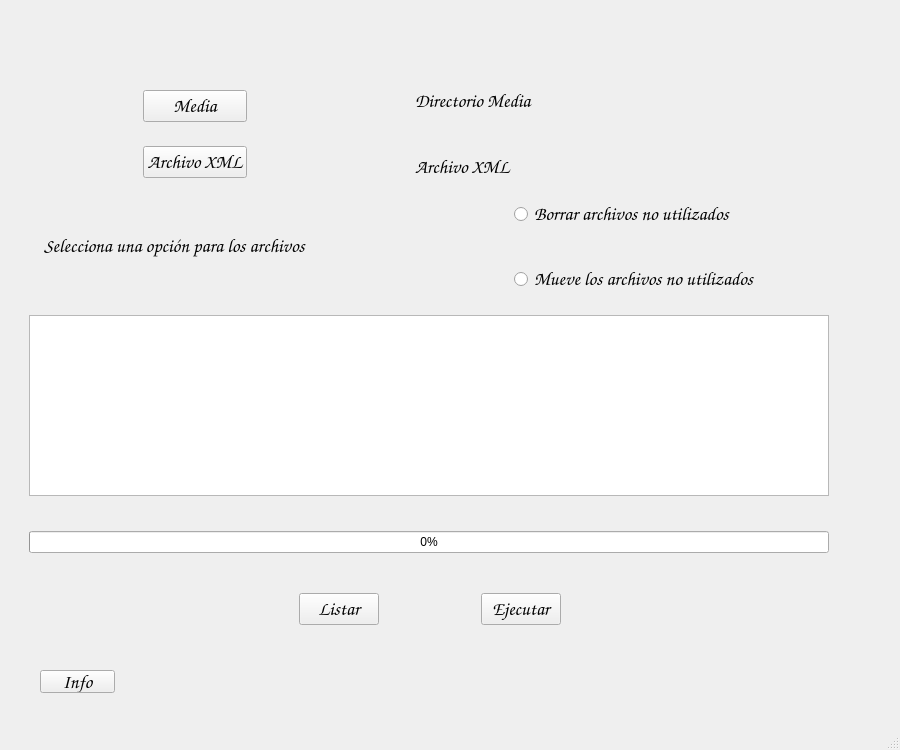
danitxu79/CleanMediaRomsQT, file CleanMediaUI.ui: the form before one commit.
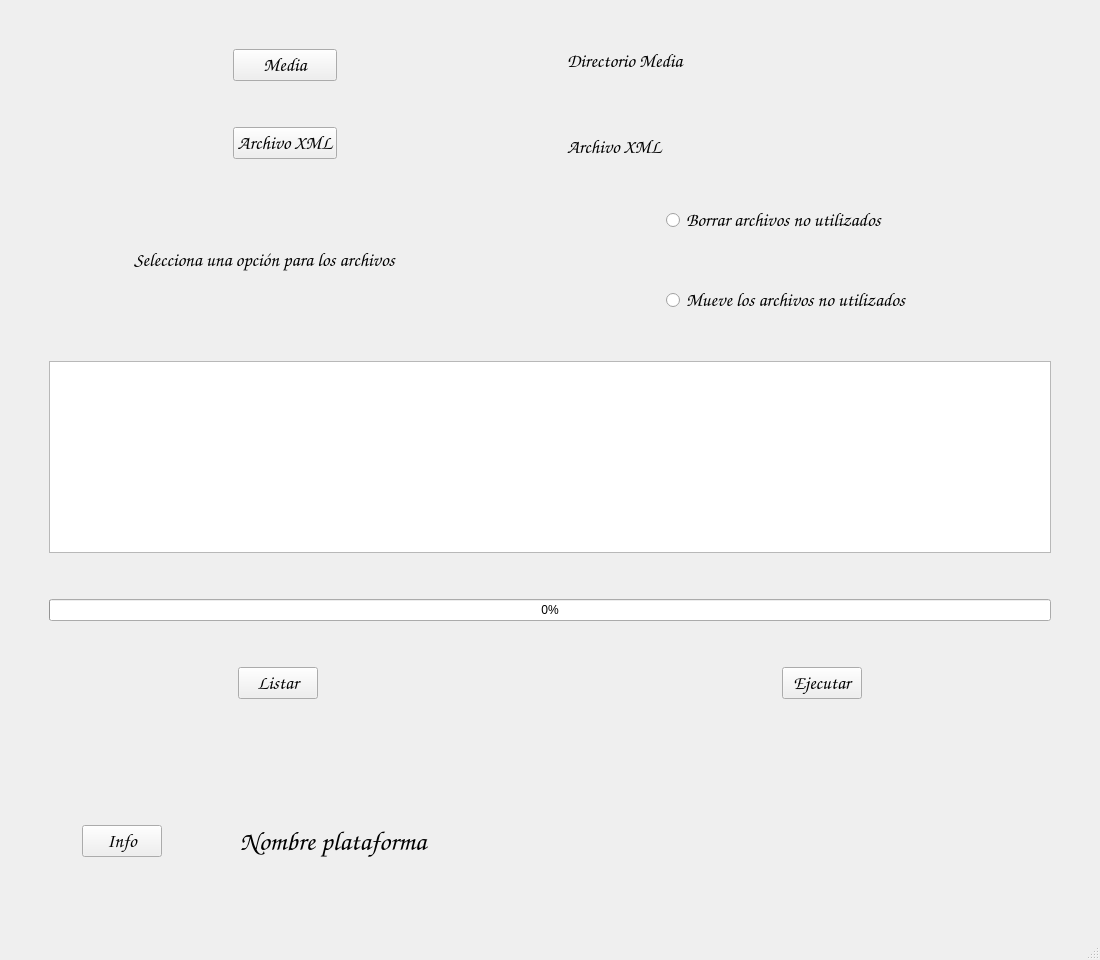
The form after the commit. Icons and pictures are not drawn.

Patch:
```diff
--- a/CleanMediaUI.ui
+++ b/CleanMediaUI.ui
@@ -6,14 +6,14 @@
    <rect>
     <x>0</x>
     <y>0</y>
-    <width>900</width>
-    <height>750</height>
+    <width>1100</width>
+    <height>960</height>
    </rect>
   </property>
   <property name="minimumSize">
    <size>
-    <width>900</width>
-    <height>750</height>
+    <width>1100</width>
+    <height>960</height>
    </size>
   </property>
   <property name="windowTitle">
@@ -24,37 +24,25 @@
     <normaloff>escoba.png</normaloff>escoba.png</iconset>
   </property>
   <widget class="QWidget" name="centralwidget">
-   <widget class="QPushButton" name="pushButtonInfo">
-    <property name="geometry">
-     <rect>
-      <x>40</x>
-      <y>670</y>
-      <width>75</width>
-      <height>23</height>
-     </rect>
-    </property>
-    <property name="font">
-     <font>
-      <family>Comic Sans MS</family>
-      <pointsize>14</pointsize>
-     </font>
-    </property>
-    <property name="toolTip">
-     <string>Muestra información sobre la aplicación</string>
-    </property>
-    <property name="text">
-     <string>Info</string>
-    </property>
-   </widget>
-   <widget class="QWidget" name="layoutWidget">
-    <property name="geometry">
-     <rect>
-      <x>-20</x>
-      <y>90</y>
-      <width>898</width>
-      <height>463</height>
-     </rect>
-    </property>
+   <layout class="QGridLayout" name="gridLayout">
+    <item row="0" column="0">
+     <layout class="QVBoxLayout" name="verticalLayout_8">
+      <item>
+       <layout class="QVBoxLayout" name="verticalLayout_7">
+        <item>
+         <spacer name="verticalSpacer_11">
+          <property name="orientation">
+           <enum>Qt::Vertical</enum>
+          </property>
+          <property name="sizeHint" stdset="0">
+           <size>
+            <width>20</width>
+            <height>40</height>
+           </size>
+          </property>
+         </spacer>
+        </item>
+        <item>
     <layout class="QVBoxLayout" name="verticalLayout_6">
      <item>
       <layout class="QHBoxLayout" name="horizontalLayout" stretch="0,0,0,0,0">
@@ -398,6 +386,9 @@
          <property name="orientation">
           <enum>Qt::Horizontal</enum>
          </property>
+              <property name="sizeType">
+               <enum>QSizePolicy::Minimum</enum>
+              </property>
          <property name="sizeHint" stdset="0">
           <size>
            <width>40</width>
@@ -457,6 +448,9 @@
          <property name="orientation">
           <enum>Qt::Horizontal</enum>
          </property>
+              <property name="sizeType">
+               <enum>QSizePolicy::Minimum</enum>
+              </property>
          <property name="sizeHint" stdset="0">
           <size>
            <width>40</width>
@@ -468,16 +462,21 @@
       </layout>
      </item>
     </layout>
-   </widget>
-   <widget class="QWidget" name="">
-    <property name="geometry">
-     <rect>
-      <x>250</x>
-      <y>590</y>
-      <width>359</width>
-      <height>39</height>
-     </rect>
-    </property>
+        </item>
+        <item>
+         <spacer name="verticalSpacer_7">
+          <property name="orientation">
+           <enum>Qt::Vertical</enum>
+          </property>
+          <property name="sizeHint" stdset="0">
+           <size>
+            <width>20</width>
+            <height>40</height>
+           </size>
+          </property>
+         </spacer>
+        </item>
+        <item>
     <layout class="QHBoxLayout" name="horizontalLayout_6">
      <item>
       <layout class="QHBoxLayout" name="horizontalLayout_4">
@@ -576,7 +575,137 @@
       </layout>
      </item>
     </layout>
-   </widget>
+        </item>
+       </layout>
+      </item>
+      <item>
+       <spacer name="verticalSpacer_10">
+        <property name="orientation">
+         <enum>Qt::Vertical</enum>
+        </property>
+        <property name="sizeHint" stdset="0">
+         <size>
+          <width>20</width>
+          <height>40</height>
+         </size>
+        </property>
+       </spacer>
+      </item>
+      <item>
+       <layout class="QHBoxLayout" name="horizontalLayout_7">
+        <item>
+         <spacer name="horizontalSpacer_15">
+          <property name="orientation">
+           <enum>Qt::Horizontal</enum>
+          </property>
+          <property name="sizeHint" stdset="0">
+           <size>
+            <width>40</width>
+            <height>20</height>
+           </size>
+          </property>
+         </spacer>
+        </item>
+        <item>
+         <widget class="QPushButton" name="pushButtonInfo">
+          <property name="font">
+           <font>
+            <family>Comic Sans MS</family>
+            <pointsize>14</pointsize>
+           </font>
+          </property>
+          <property name="toolTip">
+           <string>Muestra información sobre la aplicación</string>
+          </property>
+          <property name="text">
+           <string>Info</string>
+          </property>
+         </widget>
+        </item>
+        <item>
+         <spacer name="horizontalSpacer_13">
+          <property name="orientation">
+           <enum>Qt::Horizontal</enum>
+          </property>
+          <property name="sizeHint" stdset="0">
+           <size>
+            <width>40</width>
+            <height>20</height>
+           </size>
+          </property>
+         </spacer>
+        </item>
+        <item>
+         <widget class="QLabel" name="labelPlataforma">
+          <property name="minimumSize">
+           <size>
+            <width>300</width>
+            <height>40</height>
+           </size>
+          </property>
+          <property name="font">
+           <font>
+            <family>Comic Sans MS</family>
+            <pointsize>20</pointsize>
+            <weight>75</weight>
+            <bold>true</bold>
+           </font>
+          </property>
+          <property name="text">
+           <string>Nombre plataforma</string>
+          </property>
+         </widget>
+        </item>
+        <item>
+         <spacer name="horizontalSpacer_14">
+          <property name="orientation">
+           <enum>Qt::Horizontal</enum>
+          </property>
+          <property name="sizeHint" stdset="0">
+           <size>
+            <width>40</width>
+            <height>20</height>
+           </size>
+          </property>
+         </spacer>
+        </item>
+        <item>
+         <widget class="QLabel" name="labelImagen">
+          <property name="minimumSize">
+           <size>
+            <width>400</width>
+            <height>175</height>
+           </size>
+          </property>
+          <property name="maximumSize">
+           <size>
+            <width>400</width>
+            <height>175</height>
+           </size>
+          </property>
+          <property name="text">
+           <string/>
+          </property>
+         </widget>
+        </item>
+        <item>
+         <spacer name="horizontalSpacer_16">
+          <property name="orientation">
+           <enum>Qt::Horizontal</enum>
+          </property>
+          <property name="sizeHint" stdset="0">
+           <size>
+            <width>40</width>
+            <height>20</height>
+           </size>
+          </property>
+         </spacer>
+        </item>
+       </layout>
+      </item>
+     </layout>
+    </item>
+   </layout>
   </widget>
   <widget class="QMenuBar" name="menubar">
    <property name="geometry">
```
Left out of the diff: 2 changed lines with no effect on the pictures. Lines whose indentation alone changed are shown as unchanged.
